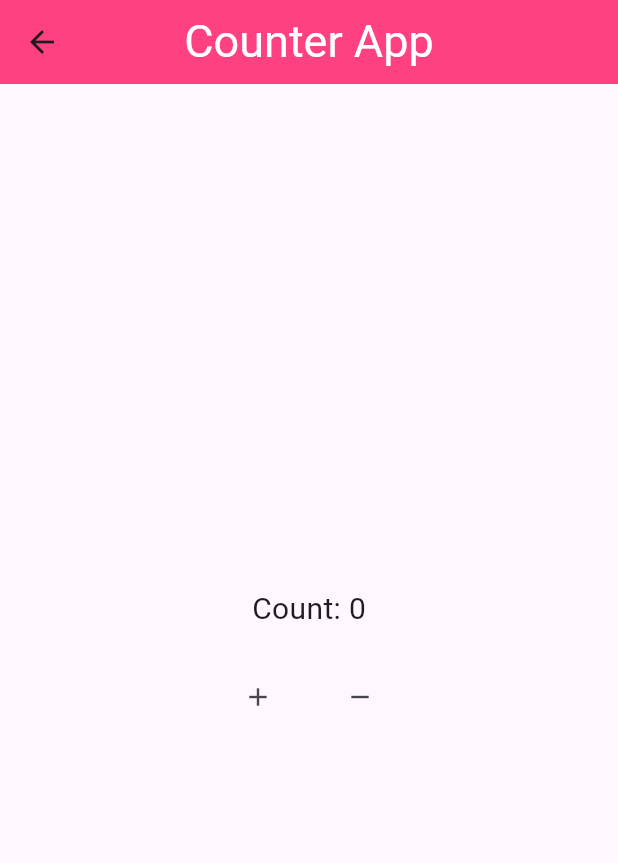
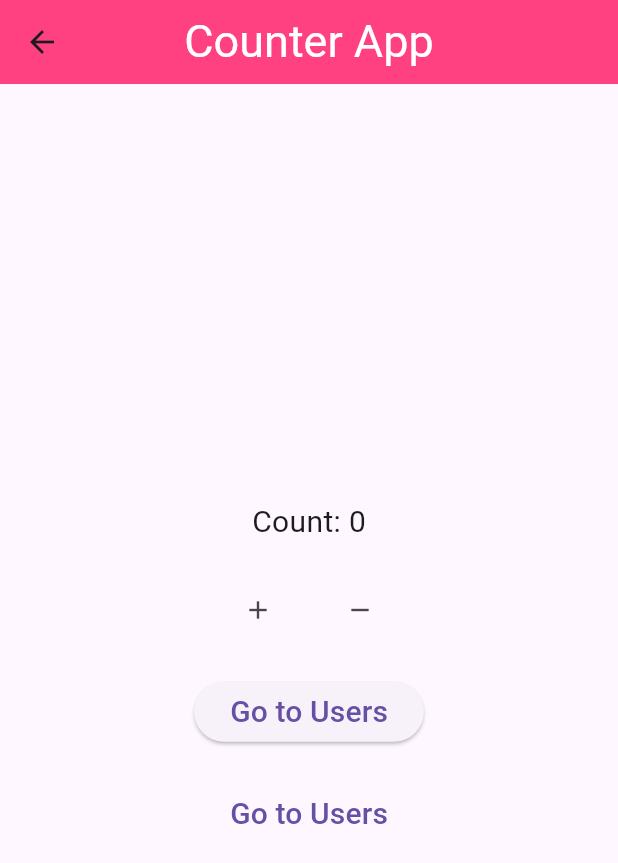
Before and after one commit to Matiz009/Mobile-App-Development, a Flutter app: the screen it shows after launch, on a phone screen of 412 x 824 dp. Shown: the top 863 px of the screen. Run offline on Flutter 3.47's test engine with Material 3 defaults, Android fonts, the phone set to English and light mode, and no system bars.

Commit message:
data transfer method added;

```diff
--- a/lib/home_screen.dart
+++ b/lib/home_screen.dart
@@ -1,3 +1,4 @@
+import 'package:appone/users.dart';
 import 'package:flutter/material.dart';
 
 class HomeScreen extends StatefulWidget {
@@ -56,6 +57,20 @@ class _HomeScreenState extends State<HomeScreen> {
               ],
             ),
             SizedBox(height: 20),
+            ElevatedButton(
+              onPressed: () => Navigator.of(context).pushNamed('/users'),
+              child: const Text('Go to Users', style: TextStyle(fontSize: 20)),
+            ),
+            SizedBox(height: 20),
+            TextButton(
+              onPressed:
+                  () => Navigator.of(context).pushReplacement(
+                    MaterialPageRoute(
+                      builder: (context) => Users(count: count),
+                    ),
+                  ),
+              child: Text('Go to Users', style: TextStyle(fontSize: 20)),
+            ),
           ],
         ),
       ),
--- /dev/null
+++ b/lib/users.dart
@@ -0,0 +1,25 @@
+import 'package:flutter/material.dart';
+
+class Users extends StatefulWidget {
+  final int count;
+  Users({super.key, required this.count});
+
+  @override
+  State<Users> createState() => _UsersState();
+}
+
+class _UsersState extends State<Users> {
+  @override
+  Widget build(BuildContext context) {
+    return Scaffold(
+      appBar: AppBar(
+        backgroundColor: Colors.pinkAccent,
+        title: Text(
+          'Count: ${widget.count}',
+          style: TextStyle(fontSize: 30, color: Colors.white),
+        ),
+        centerTitle: true,
+      ),
+    );
+  }
+}
```
